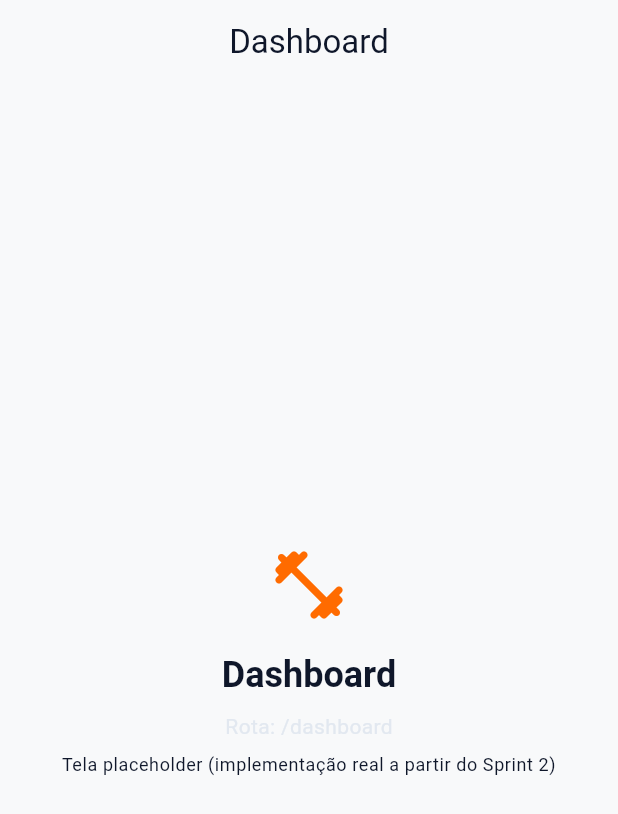
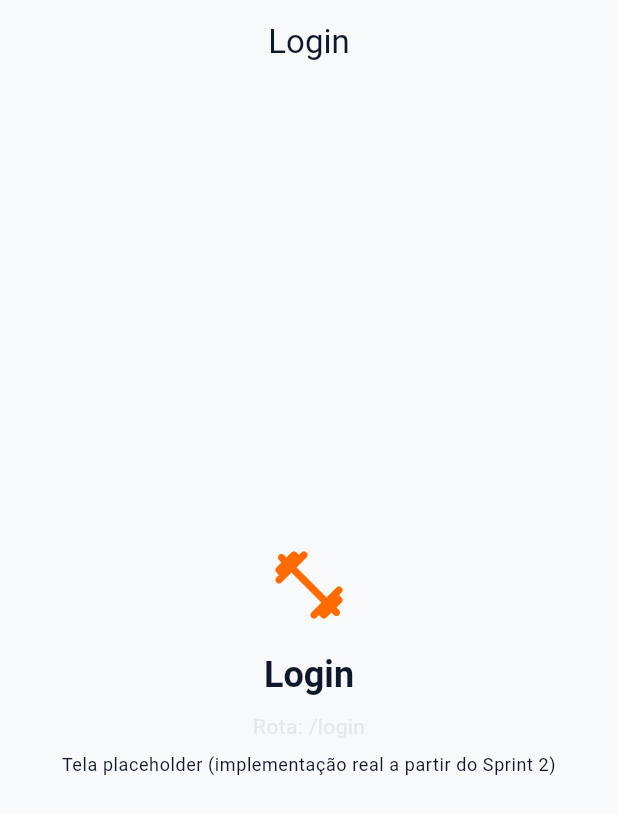
Before and after one commit to S06-2026-2/Openlift, a Flutter app: the screen it shows after launch, on a phone screen of 412 x 824 dp. Shown: the top 814 px of the screen. Run offline on Flutter 3.47's test engine with Material 3 defaults, Android fonts, the phone set to English and light mode, and no system bars; our stand-ins replace dio, flutter_riverpod, flutter_secure_storage, go_router.

Commit message:
feat(router): protege rotas por sessao com redirect do go_router
O roteador vira um Provider (precisa ler a sessao): sem sessao so /login e
/signup abrem; com sessao elas levam ao /dashboard; /splash segura a tela
enquanto a sessao salva e restaurada. Placeholders ganham botao Sair.

Co-Authored-By: Claude Sonnet 5.5 <noreply@anthropic.com>

```diff
--- a/app/lib/core/router/app_router.dart
+++ b/app/lib/core/router/app_router.dart
@@ -1,88 +1,141 @@
-// Sprint 1 — Navegação declarativa (go_router) com as rotas do app.
+// Navegação declarativa (go_router) com as rotas do app e proteção por sessão.
 //
-// Rotas previstas: /login, /signup, /dashboard, /workouts, /workouts/new,
-// /social/feed, /social/compose, /profile.
+// Rotas: /login, /signup, /dashboard, /workouts, /workouts/new, /social/feed,
+// /social/compose, /profile.
+//
+// O roteador é um Provider porque o `redirect` depende da sessão
+// (authControllerProvider): sem sessão, só /login e /signup são acessíveis;
+// com sessão, /login e /signup levam ao /dashboard.
 
 import 'package:flutter/material.dart';
+import 'package:flutter_riverpod/flutter_riverpod.dart';
 import 'package:go_router/go_router.dart';
 
-/// Gerenciador de rotas declarativas do aplicativo.
-class AppRouter {
-  AppRouter._();
+import '../../features/auth/presentation/auth_controller.dart';
+import '../../shared/widgets/loading_indicator.dart';
 
-  // TODO(Sprint 2): guard de autenticação (redirect para /login se sem sessão).
+/// Caminhos centralizados para não espalhar strings pelo app.
+abstract final class AppRoutes {
+  static const String splash = '/splash';
+  static const String login = '/login';
+  static const String signup = '/signup';
+  static const String dashboard = '/dashboard';
+  static const String workouts = '/workouts';
+  static const String newWorkout = '/workouts/new';
+  static const String feed = '/social/feed';
+  static const String compose = '/social/compose';
+  static const String profile = '/profile';
+}
 
-  /// Configuração de rotas declarativas com GoRouter.
-  static final GoRouter router = GoRouter(
-    initialLocation: '/dashboard',
+class _RouterRefresh extends ChangeNotifier {
+  void notify() => notifyListeners();
+}
+
+final routerProvider = Provider<GoRouter>((ref) {
+  final refresh = _RouterRefresh();
+  ref.listen<AsyncValue<AuthState>>(
+    authControllerProvider,
+    (_, __) => refresh.notify(),
+  );
+  ref.onDispose(refresh.dispose);
+
+  String? redirect(BuildContext context, GoRouterState state) {
+    final auth = ref.read(authControllerProvider);
+    final location = state.matchedLocation;
+
+    // Ainda restaurando a sessão salva: segura numa tela de carregamento.
+    if (auth.isLoading && !auth.hasValue) {
+      return location == AppRoutes.splash ? null : AppRoutes.splash;
+    }
+
+    final authenticated = auth.valueOrNull?.isAuthenticated ?? false;
+    final isPublic =
+        location == AppRoutes.login || location == AppRoutes.signup;
+
+    if (location == AppRoutes.splash) {
+      return authenticated ? AppRoutes.dashboard : AppRoutes.login;
+    }
+    if (!authenticated && !isPublic) return AppRoutes.login;
+    if (authenticated && isPublic) return AppRoutes.dashboard;
+    return null;
+  }
+
+  return GoRouter(
+    initialLocation: AppRoutes.dashboard,
+    refreshListenable: refresh,
+    redirect: redirect,
     routes: [
       GoRoute(
-        path: '/login',
-        builder: (context, state) => const _PlaceholderScreen(
-          title: 'Login',
-          routeName: '/login',
+        path: AppRoutes.splash,
+        builder: (context, state) => const Scaffold(
+          body: LoadingIndicator(message: 'Carregando...'),
         ),
       ),
       GoRoute(
-        path: '/signup',
+        path: AppRoutes.login,
         builder: (context, state) => const _PlaceholderScreen(
-          title: 'Cadastro',
-          routeName: '/signup',
+          title: 'Login',
+          routeName: AppRoutes.login,
         ),
       ),
       GoRoute(
-        path: '/dashboard',
+        path: AppRoutes.signup,
         builder: (context, state) => const _PlaceholderScreen(
-          title: 'Dashboard',
-          routeName: '/dashboard',
+          title: 'Cadastro',
+          routeName: AppRoutes.signup,
         ),
       ),
       GoRoute(
-        path: '/workouts',
+        path: AppRoutes.dashboard,
+        builder: (context, state) => const _PlaceholderScreen(
+          title: 'Dashboard',
+          routeName: AppRoutes.dashboard,
+        ),
+      ),
+      GoRoute(
+        path: AppRoutes.workouts,
         builder: (context, state) => const _PlaceholderScreen(
           title: 'Treinos',
-          routeName: '/workouts',
+          routeName: AppRoutes.workouts,
         ),
         routes: [
           GoRoute(
             path: 'new',
             builder: (context, state) => const _PlaceholderScreen(
               title: 'Novo Treino',
-              routeName: '/workouts/new',
+              routeName: AppRoutes.newWorkout,
             ),
           ),
         ],
       ),
       GoRoute(
-        path: '/social/feed',
+        path: AppRoutes.feed,
         builder: (context, state) => const _PlaceholderScreen(
           title: 'Feed Social',
-          routeName: '/social/feed',
+          routeName: AppRoutes.feed,
         ),
       ),
       GoRoute(
-        path: '/social/compose',
+        path: AppRoutes.compose,
         builder: (context, state) => const _PlaceholderScreen(
           title: 'Compartilhar',
-          routeName: '/social/compose',
+          routeName: AppRoutes.compose,
         ),
       ),
       GoRoute(
-        path: '/profile',
+        path: AppRoutes.profile,
         builder: (context, state) => const _PlaceholderScreen(
           title: 'Perfil',
-          routeName: '/profile',
+          routeName: AppRoutes.profile,
         ),
       ),
     ],
   );
-}
+});
 
-/// Instância do GoRouter disponível globalmente para facilidade de uso.
-final GoRouter appRouter = AppRouter.router;
-
-/// Tela de Scaffold placeholder para rotas do Sprint 1.
-class _PlaceholderScreen extends StatelessWidget {
+/// Tela placeholder das rotas que ainda não têm implementação real.
+/// Mostra o botão "Sair" para permitir testar logout/sessão de ponta a ponta.
+class _PlaceholderScreen extends ConsumerWidget {
   const _PlaceholderScreen({
     required this.title,
     required this.routeName,
@@ -92,10 +145,24 @@ class _PlaceholderScreen extends StatelessWidget {
   final String routeName;
 
   @override
-  Widget build(BuildContext context) {
+  Widget build(BuildContext context, WidgetRef ref) {
+    final theme = Theme.of(context);
+    final authenticated = ref.watch(
+      authControllerProvider.select((s) => s.valueOrNull?.isAuthenticated),
+    );
+
     return Scaffold(
       appBar: AppBar(
         title: Text(title),
+        actions: [
+          if (authenticated == true)
+            IconButton(
+              tooltip: 'Sair',
+              icon: const Icon(Icons.logout_rounded),
+              onPressed: () =>
+                  ref.read(authControllerProvider.notifier).signOut(),
+            ),
+        ],
       ),
       body: Center(
         child: Padding(
@@ -106,27 +173,27 @@ class _PlaceholderScreen extends StatelessWidget {
               Icon(
                 Icons.fitness_center_rounded,
                 size: 56,
-                color: Theme.of(context).colorScheme.primary,
+                color: theme.colorScheme.primary,
               ),
               const SizedBox(height: 16),
               Text(
                 title,
-                style: Theme.of(context).textTheme.headlineSmall?.copyWith(
-                      fontWeight: FontWeight.bold,
-                    ),
+                style: theme.textTheme.headlineSmall?.copyWith(
+                  fontWeight: FontWeight.bold,
+                ),
               ),
               const SizedBox(height: 8),
               Text(
                 'Rota: $routeName',
-                style: Theme.of(context).textTheme.bodyMedium?.copyWith(
-                      color: Theme.of(context).colorScheme.outline,
-                    ),
+                style: theme.textTheme.bodyMedium?.copyWith(
+                  color: theme.colorScheme.outline,
+                ),
               ),
               const SizedBox(height: 8),
               Text(
                 'Tela placeholder (implementação real a partir do Sprint 2)',
                 textAlign: TextAlign.center,
-                style: Theme.of(context).textTheme.bodySmall,
+                style: theme.textTheme.bodySmall,
               ),
             ],
           ),
--- a/app/lib/main.dart
+++ b/app/lib/main.dart
@@ -1,8 +1,7 @@
 // Ponto de entrada do app.
 //
 // Sprint 1: inicializa o ProviderScope (Riverpod) e o MaterialApp.router
-// apontando para o AppRouter. Sprint 2 em diante: inicialização de serviços
-// (SecureStorageService, ApiClient) antes do runApp, se necessário.
+// apontando para o roteador (routerProvider), que protege as rotas por sessão.
 
 import 'package:flutter/material.dart';
 import 'package:flutter_riverpod/flutter_riverpod.dart';
@@ -19,18 +18,18 @@ void main() {
 }
 
 /// Aplicação principal do OpenLift com roteamento declarativo e design system.
-class OpenLiftApp extends StatelessWidget {
+class OpenLiftApp extends ConsumerWidget {
   const OpenLiftApp({super.key});
 
   @override
-  Widget build(BuildContext context) {
+  Widget build(BuildContext context, WidgetRef ref) {
     return MaterialApp.router(
       title: 'OpenLift',
       debugShowCheckedModeBanner: false,
       theme: AppTheme.light(),
       darkTheme: AppTheme.dark(),
       themeMode: ThemeMode.system,
-      routerConfig: appRouter,
+      routerConfig: ref.watch(routerProvider),
     );
   }
 }
```
Also changed, not shown: 1 other file.
